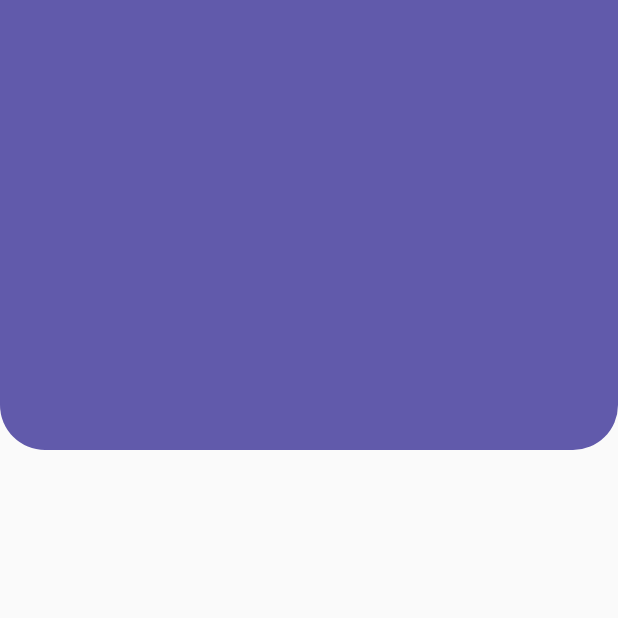
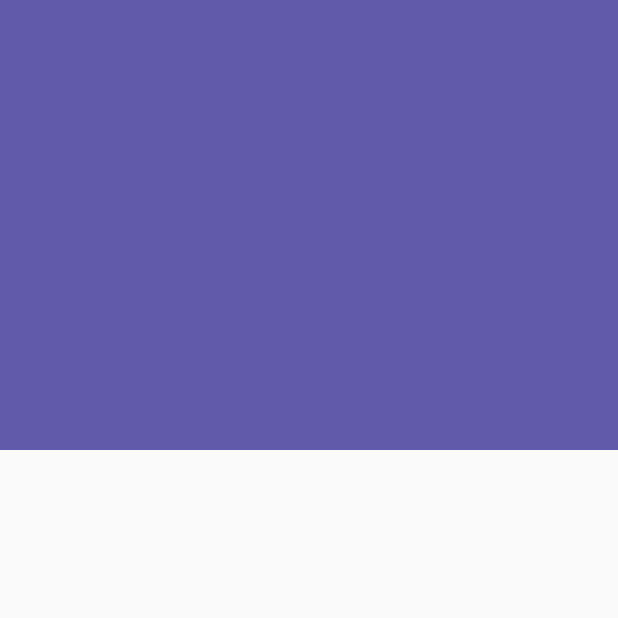
Before and after one commit to CesarArellano/Curso-Flutter-Intermedio, a Flutter app: the screen it shows after launch, on a phone screen of 412 x 824 dp, the top half of it. Run offline on Flutter 3.47's test engine with Material 2 defaults, Android fonts, the phone set to English and light mode, and no system bars.

Commit message:
Problems with diagonal containers

```diff
--- a/disenos_app/lib/src/pages/headers_page.dart
+++ b/disenos_app/lib/src/pages/headers_page.dart
@@ -7,7 +7,7 @@ class HeadersPage extends StatelessWidget {
   @override
   Widget build(BuildContext context) {
     return Scaffold(
-      body: RoundedBorderHeader()
+      body: DiagonalHeader()
     );
   }
 }
--- a/disenos_app/lib/src/widgets/headers.dart
+++ b/disenos_app/lib/src/widgets/headers.dart
@@ -27,3 +27,14 @@ class RoundedBorderHeader extends StatelessWidget {
     );
   }
 }
+
+class DiagonalHeader extends StatelessWidget {
+
+  @override
+  Widget build(BuildContext context) {
+    return Container(
+      height: 300,
+      color: Color(0xff615AAB),
+    );
+  }
+}
```
